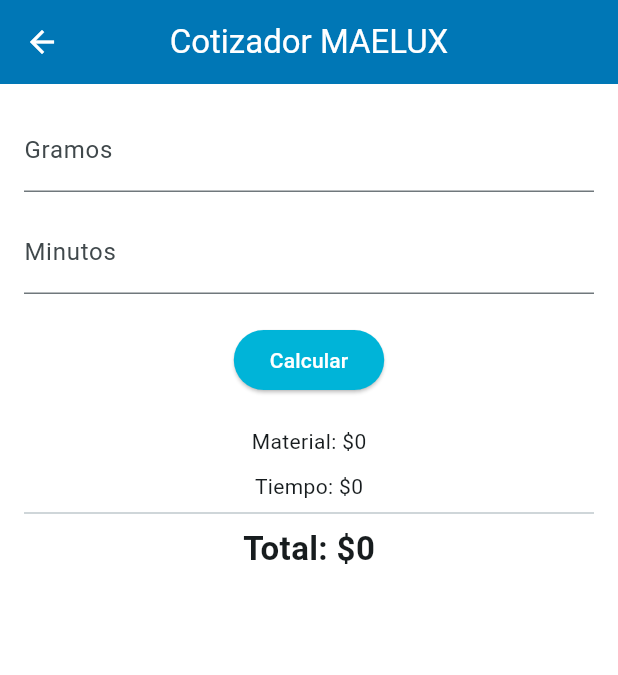
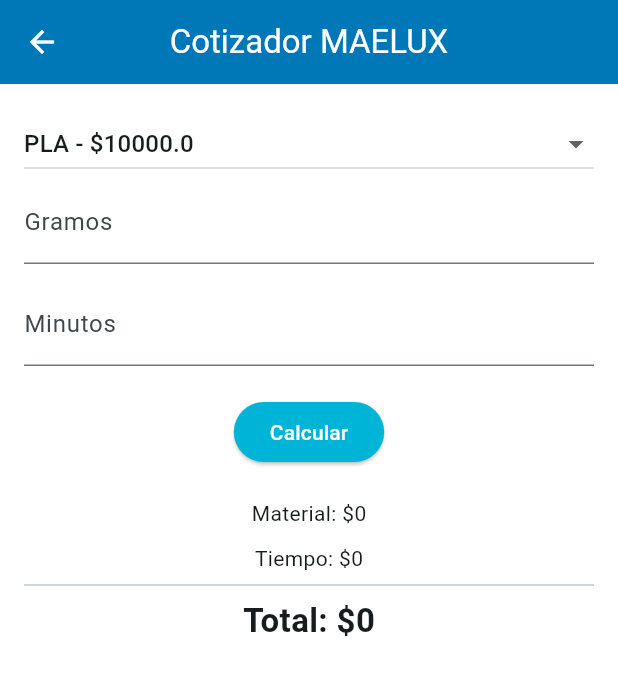
Before and after one commit to Mescobarsepulveda93/maelux-manager, a Flutter app: the CotizadorScreen screen opened directly, after a tap on "Calcular", on a phone screen of 412 x 824 dp. Shown: the top 675 px of the screen. Run offline on Flutter 3.47's test engine with Material 3 defaults, Android fonts, the phone set to English and light mode, and no system bars.

Commit message:
Add material selector to calculator

```diff
--- /dev/null
+++ b/lib/data/materiales_demo.dart
@@ -0,0 +1,9 @@
+import '../models/material_3d.dart';
+
+const materialesDemo = [
+  Material3D(nombre: "PLA", precioKg: 10000),
+  Material3D(nombre: "PLA+", precioKg: 12000),
+  Material3D(nombre: "PLA High Speed", precioKg: 14000),
+  Material3D(nombre: "PETG", precioKg: 15000),
+  Material3D(nombre: "TPU", precioKg: 25000),
+];
--- a/lib/screens/cotizador_screen.dart
+++ b/lib/screens/cotizador_screen.dart
@@ -1,6 +1,7 @@
 import 'package:flutter/material.dart';
 import '../services/costos_service.dart';
-import '../data/configuracion_demo.dart';
+import '../models/material_3d.dart';
+import '../data/materiales_demo.dart';
 
 class CotizadorScreen extends StatefulWidget {
   const CotizadorScreen({super.key});
@@ -12,6 +13,7 @@
 class _CotizadorScreenState extends State<CotizadorScreen> {
   final gramosController = TextEditingController();
   final minutosController = TextEditingController();
+  Material3D materialSeleccionado = materialesDemo.first;
 
   double costoMaterial = 0;
   double costoTiempo = 0;
@@ -22,7 +24,10 @@
 
     double minutos = double.tryParse(minutosController.text) ?? 0;
 
-    double material = CostosService.calcularMaterial(gramos, materialPla);
+    double material = CostosService.calcularMaterial(
+      gramos,
+      materialSeleccionado,
+    );
 
     double tiempo = CostosService.calcularTiempo(minutos);
 
@@ -43,6 +48,21 @@
         padding: const EdgeInsets.all(16),
         child: Column(
           children: [
+            DropdownButton<Material3D>(
+              value: materialSeleccionado,
+              isExpanded: true,
+              items: materialesDemo.map((material) {
+                return DropdownMenuItem<Material3D>(
+                  value: material,
+                  child: Text("${material.nombre} - \$${material.precioKg}"),
+                );
+              }).toList(),
+              onChanged: (nuevoMaterial) {
+                setState(() {
+                  materialSeleccionado = nuevoMaterial!;
+                });
+              },
+            ),
             TextField(
               controller: gramosController,
               keyboardType: TextInputType.number,
```
